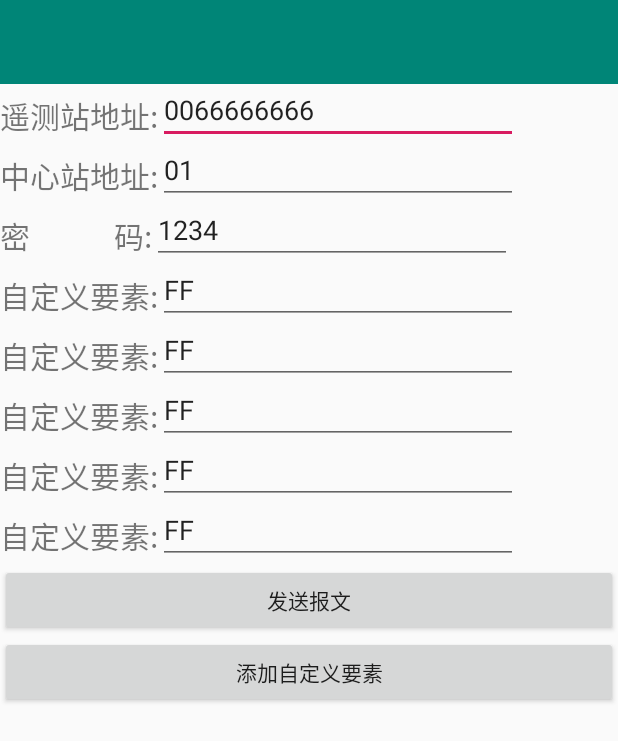
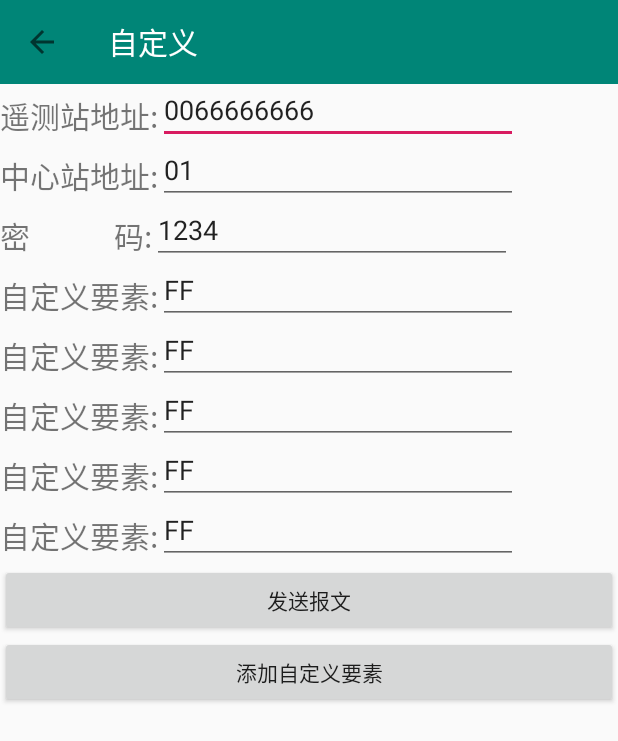
Before and after one commit to crystal-zhaojing/rtu, an Android app: the CustomActivity screen opened directly, with no data from a screen before it, on a phone screen of 412 x 824 dp. Shown: the top 741 px of the screen. Run offline under Robolectric (Android 15) with nearby library versions, the phone set to English and light mode, and no system bars; libraries missing offline, so code that uses them is left out: com.clj.fastble.

Commit message:
修改返回按键bug

```diff
--- a/app/src/main/java/com/example/rtu_ble/CustomActivity.java
+++ b/app/src/main/java/com/example/rtu_ble/CustomActivity.java
@@ -22,6 +22,7 @@ import java.util.ArrayList;
 import java.util.List;
 
 import androidx.appcompat.app.AppCompatActivity;
+import androidx.appcompat.widget.Toolbar;
 
 /**
  * （自定义扩展）配置要素报文
@@ -58,6 +59,8 @@ public class CustomActivity extends AppCompatActivity {
     private EditText etCustom6;
     private EditText etCustom7;
     private EditText etCustom8;
+
+    private Toolbar toolbar;
 
     private int i = 0;
 
@@ -136,6 +139,11 @@ public class CustomActivity extends AppCompatActivity {
     }
 
     private void init() {
+        toolbar = (Toolbar) findViewById(R.id.toolbar_custom);
+        toolbar.setTitle("自定义");
+        setSupportActionBar(toolbar);
+        getSupportActionBar().setDisplayHomeAsUpEnabled(true);
+
         etCustom1 = (EditText)findViewById(R.id.edit_custom_config_1);
         etCustom2 = (EditText)findViewById(R.id.edit_custom_config_2);
         etCustom3 = (EditText)findViewById(R.id.edit_custom_config_3);
--- a/app/src/main/res/layout/activity_custom.xml
+++ b/app/src/main/res/layout/activity_custom.xml
@@ -8,7 +8,7 @@
     tools:context=".CustomActivity">
 
     <androidx.appcompat.widget.Toolbar
-        android:id="@+id/toolbar_run_config"
+        android:id="@+id/toolbar_custom"
         android:layout_width="match_parent"
         android:layout_height="?attr/actionBarSize"
         android:background="?attr/colorPrimary"
```
Also changed, not shown: app/src/main/java/com/example/rtu_ble/MainActivity.java (+7 -0 lines), app/src/main/java/com/example/rtu_ble/QueryMsgActivity.java (+13 -0 lines), 47 other files.
